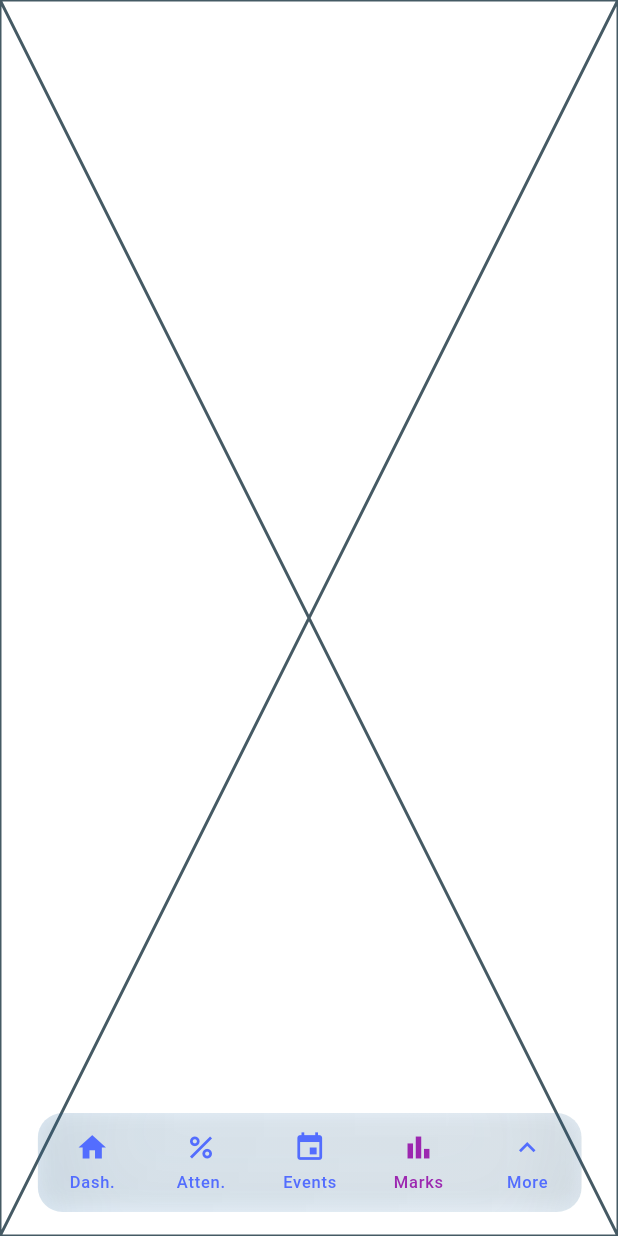
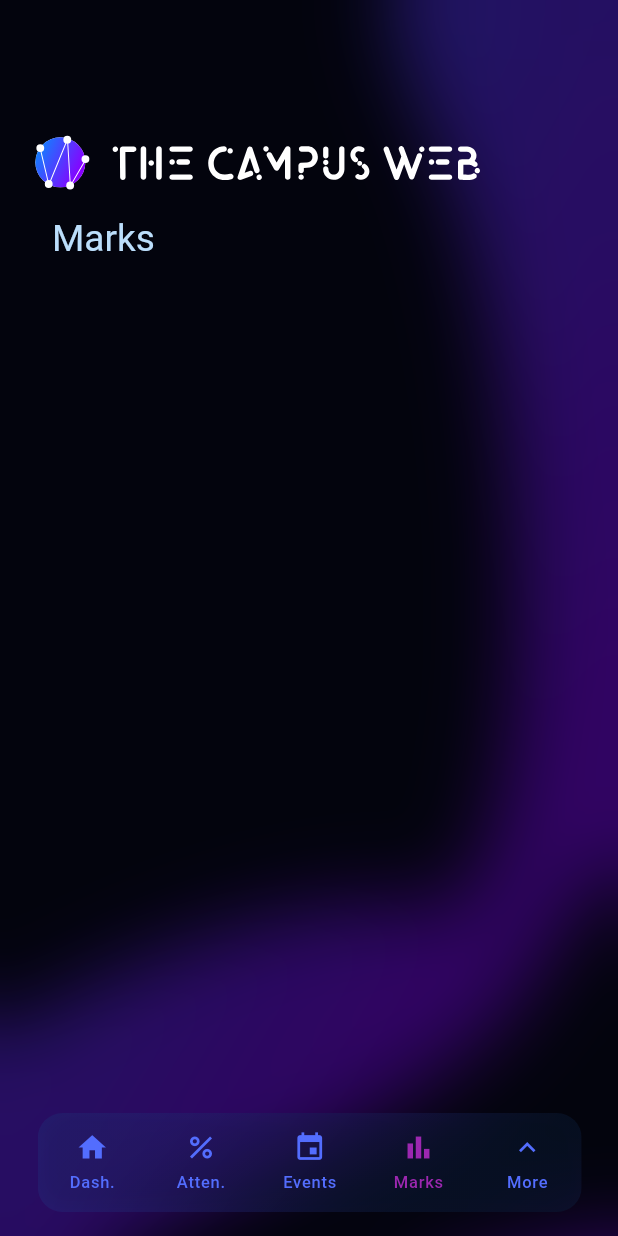
Before and after one commit to TanishqPokharia/CampusApp, a Flutter app: the screen it shows after launch, item 4 of the bottom bar chosen, on a phone screen of 412 x 824 dp. Run offline on Flutter 3.47's test engine with Material 3 defaults, Android fonts, the phone set to English and light mode, and no system bars; drawn by our look-alikes of blur; our stand-ins replace awesome_bottom_bar, flutter_carousel_widget, flutter_svg, glass.

Commit message:
add ScreenBase to remaining screens

```diff
--- a/lib/screens/marks_screen.dart
+++ b/lib/screens/marks_screen.dart
@@ -1,3 +1,4 @@
+import 'package:campus_app/widgets/screen_base.dart';
 import 'package:flutter/material.dart';
 
 class MarksScreen extends StatelessWidget {
@@ -5,6 +6,9 @@ class MarksScreen extends StatelessWidget {
 
   @override
   Widget build(BuildContext context) {
-    return const Placeholder();
+    return ScreenBase(
+      title: "Marks",
+      child: Container(),
+    );
   }
 }
--- a/lib/screens/more_screen.dart
+++ b/lib/screens/more_screen.dart
@@ -1,3 +1,4 @@
+import 'package:campus_app/widgets/screen_base.dart';
 import 'package:flutter/material.dart';
 
 class MoreScreen extends StatelessWidget {
@@ -5,6 +6,9 @@ class MoreScreen extends StatelessWidget {
 
   @override
   Widget build(BuildContext context) {
-    return const Placeholder();
+    return ScreenBase(
+      title: "More",
+      child: Container(),
+    );
   }
 }
```
